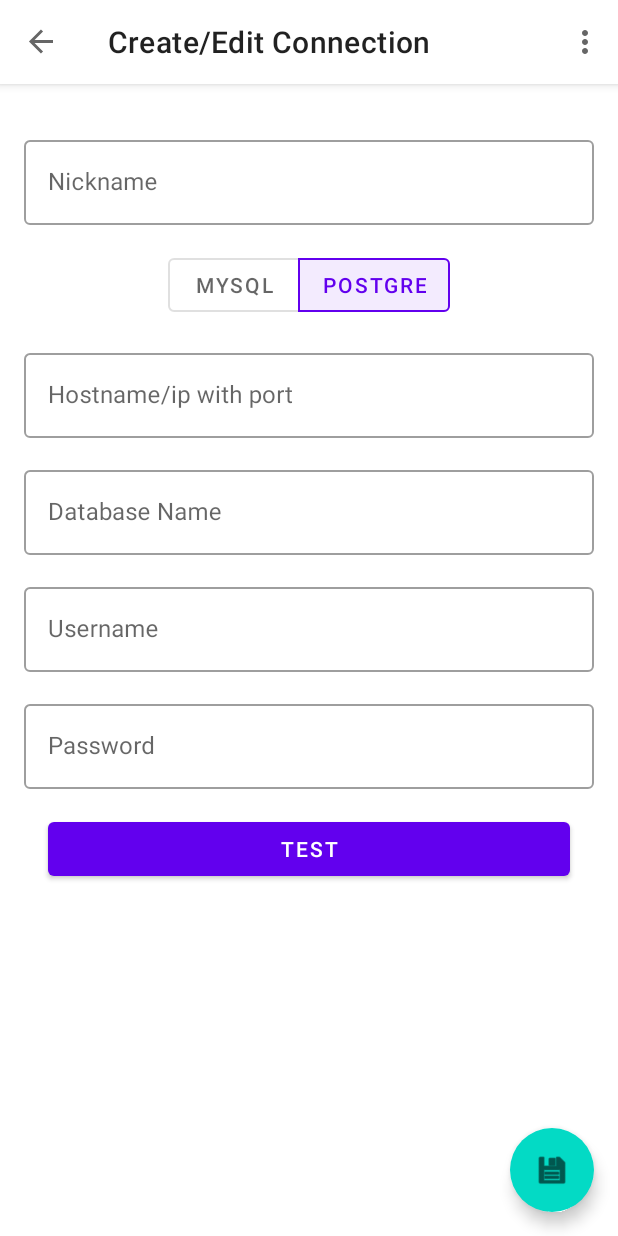
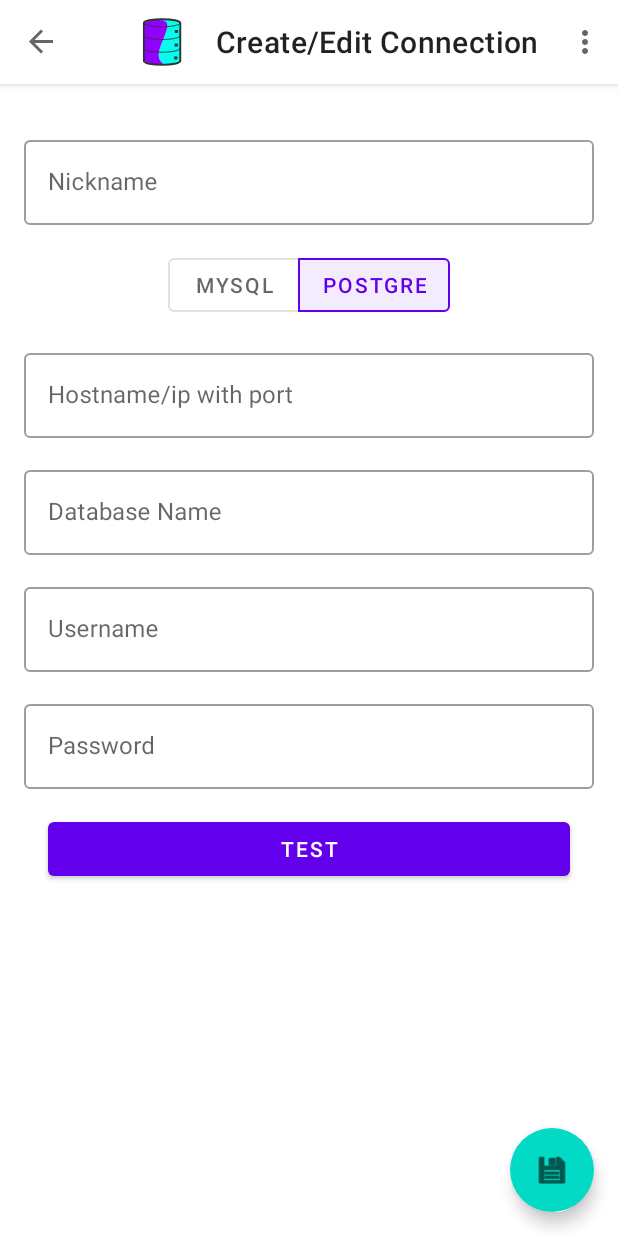
Before and after one commit to egon12/DeveloperHelper, an Android app: the screen it shows after launch (MainActivity), after a tap on "Database", on a phone screen of 412 x 824 dp. Run offline under Robolectric (Android 15) with nearby library versions, the phone set to English and light mode, and no system bars; our stand-ins replace Dagger/Hilt's generated code, Room's generated code, navigation-ui; libraries missing offline, so code that uses them is left out: androidx.hilt.lifecycle; 1 other tap on this screen came first.

```diff
--- a/app/src/main/res/layout/activity_main.xml
+++ b/app/src/main/res/layout/activity_main.xml
@@ -16,6 +16,7 @@
             android:layout_width="match_parent"
             android:layout_height="?attr/actionBarSize"
             android:background="?attr/colorOnPrimary"
+            app:logo="@drawable/ic_devhelper_logo"
             app:popupTheme="@style/Theme.DeveloperHelper" />
 
     </com.google.android.material.appbar.AppBarLayout>
@@ -30,7 +31,7 @@
         android:focusable="true"
         android:padding="100dp"
         android:visibility="gone"
-        tools:visibility="visible" />
+        tools:visibility="gone" />
 
     <include layout="@layout/content_main" />
 
```
Also changed, not shown: app/src/main/java/com/egon12/developerhelper/database/fragment/DatabaseFragment.kt (+9 -4 lines), app/src/main/java/com/egon12/developerhelper/database/viewmodel/DatabaseViewModel.kt (+5 -2 lines).
